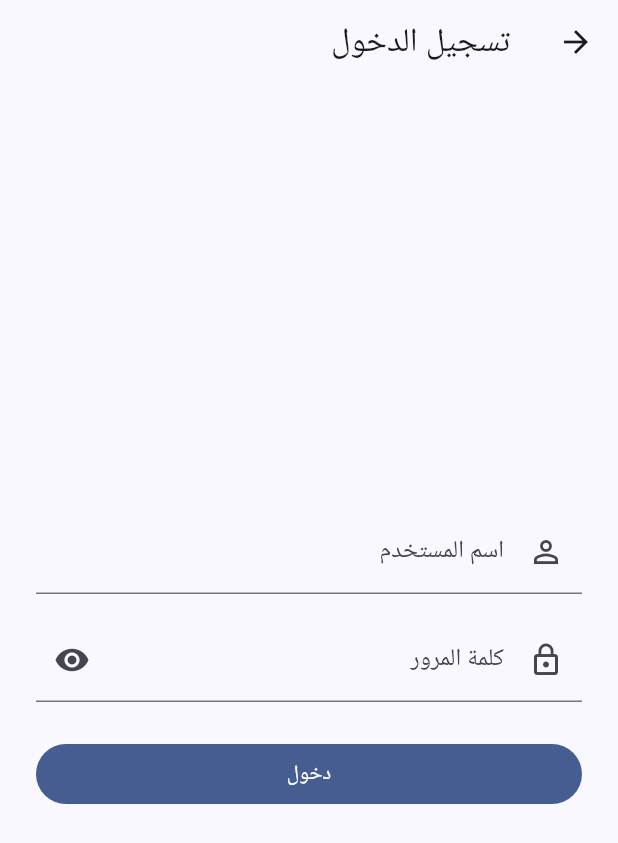
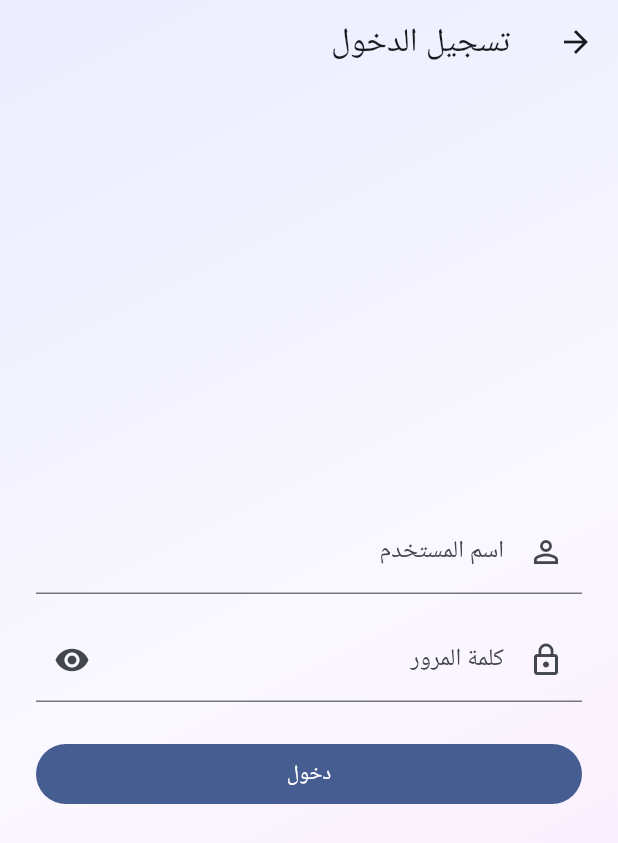
Before and after one commit to hasauino/family-tree, a Flutter app: the screen it shows after launch, after a tap on the "login" icon, on a phone screen of 412 x 824 dp. Shown: the top 843 px of the screen. Run offline on Flutter 3.47's test engine with Material 3 defaults, Android fonts, the light colour scheme and no system bars; our stand-ins replace shared_preferences; missing offline and left inert: graphview; network calls fail.

Commit message:
make action bar a pill bottm centered nice looking

```diff
--- a/mobile/lib/main.dart
+++ b/mobile/lib/main.dart
@@ -40,17 +40,21 @@ class FamilyTreeApp extends StatelessWidget {
       darkTheme: _buildTheme(
         ColorScheme.fromSeed(seedColor: seed, brightness: Brightness.dark),
       ),
+      builder: (context, child) => _GradientBackground(child: child),
       home: TreePage(auth: auth),
     );
   }
 
   /// A flat, left-aligned, transparent-app-bar look shared by every page so
   /// the chrome blends with the content instead of sitting in its own bar.
+  /// The scaffold background is transparent so [_GradientBackground] shows
+  /// through underneath every page.
   ThemeData _buildTheme(ColorScheme scheme) {
     return ThemeData(
       colorScheme: scheme,
       useMaterial3: true,
       splashFactory: InkSparkle.splashFactory,
+      scaffoldBackgroundColor: Colors.transparent,
       appBarTheme: AppBarTheme(
         centerTitle: false,
         elevation: 0,
@@ -62,3 +66,36 @@ class FamilyTreeApp extends StatelessWidget {
     );
   }
 }
+
+/// Paints a soft, theme-aware pastel gradient behind every page — a modern,
+/// very-light backdrop that the (now-transparent) scaffolds sit on top of.
+class _GradientBackground extends StatelessWidget {
+  const _GradientBackground({required this.child});
+
+  final Widget? child;
+
+  @override
+  Widget build(BuildContext context) {
+    final scheme = Theme.of(context).colorScheme;
+    return DecoratedBox(
+      decoration: BoxDecoration(
+        gradient: LinearGradient(
+          begin: Alignment.topLeft,
+          end: Alignment.bottomRight,
+          colors: [
+            Color.alphaBlend(
+              scheme.primaryContainer.withValues(alpha: 0.5),
+              scheme.surface,
+            ),
+            scheme.surface,
+            Color.alphaBlend(
+              scheme.tertiaryContainer.withValues(alpha: 0.5),
+              scheme.surface,
+            ),
+          ],
+        ),
+      ),
+      child: child,
+    );
+  }
+}
--- a/mobile/lib/tree/tree_page.dart
+++ b/mobile/lib/tree/tree_page.dart
@@ -1,4 +1,5 @@
 import 'dart:math' as math;
+import 'dart:ui' show ImageFilter;
 
 import 'package:flutter/material.dart';
 import 'package:graphview/GraphView.dart';
@@ -211,17 +212,74 @@ class _TreePageState extends State<TreePage> {
     );
   }
 
-  /// Wraps an app bar action in a circular, semi-transparent backdrop so it
-  /// reads as a floating button on the now-transparent bar.
-  Widget _circularAction(Widget child) {
+  /// Groups the page actions into a single frosted-glass, pill-shaped
+  /// floating bar — blurs whatever sits behind it so it reads as "glass"
+  /// over the gradient backdrop, rather than a flat tinted shape.
+  Widget _actionBar(AppStrings t) {
     final scheme = Theme.of(context).colorScheme;
-    return Padding(
+    return ClipRRect(
+      borderRadius: const BorderRadius.all(Radius.circular(999)),
+      child: BackdropFilter(
+        filter: ImageFilter.blur(sigmaX: 18, sigmaY: 18),
+        child: DecoratedBox(
+          decoration: BoxDecoration(
+            borderRadius: const BorderRadius.all(Radius.circular(999)),
+            color: scheme.surface.withValues(alpha: 0.4),
+            border: Border.all(color: scheme.onSurface.withValues(alpha: 0.08)),
+            boxShadow: [
+              BoxShadow(
+                color: Colors.black.withValues(alpha: 0.1),
+                blurRadius: 24,
+                offset: const Offset(0, 10),
+              ),
+            ],
+          ),
+          child: Material(
+            type: MaterialType.transparency,
+            child: Padding(
               padding: const EdgeInsets.symmetric(horizontal: 4),
-      child: Material(
-        shape: const CircleBorder(),
-        clipBehavior: Clip.antiAlias,
-        color: scheme.surfaceContainerHighest.withValues(alpha: 0.6),
-        child: child,
+              // IntrinsicHeight bounds the row to its tallest button instead
+              // of the loose (near-full-screen) height the floating Align
+              // offers — without it, VerticalDivider has nothing to size
+              // itself against and stretches the whole pill vertically.
+              child: IntrinsicHeight(
+                child: Row(
+                  mainAxisSize: MainAxisSize.min,
+                  children: [
+                    IconButton(
+                      tooltip: t.searchTooltip,
+                      icon: const Icon(Icons.search),
+                      onPressed: _openSearch,
+                    ),
+                    IconButton(
+                      tooltip: t.fitTreeTooltip,
+                      icon: const Icon(Icons.fit_screen),
+                      onPressed: _fitToWindow,
+                    ),
+                    IconButton(
+                      tooltip: t.reloadTooltip,
+                      icon: const Icon(Icons.refresh),
+                      onPressed: () {
+                        final id = _controller.rootId;
+                        if (id != null) _loadRootCentered(id);
+                      },
+                    ),
+                    VerticalDivider(
+                      width: 1,
+                      indent: 14,
+                      endIndent: 14,
+                      color: scheme.outlineVariant.withValues(alpha: 0.4),
+                    ),
+                    ListenableBuilder(
+                      listenable: widget.auth,
+                      builder: (context, _) => _buildAccountMenu(t),
+                    ),
+                  ],
+                ),
+              ),
+            ),
+          ),
+        ),
       ),
     );
   }
@@ -230,48 +288,18 @@ class _TreePageState extends State<TreePage> {
   Widget build(BuildContext context) {
     final t = AppStrings.of(context);
     return Scaffold(
-      appBar: AppBar(
-        actions: [
-          _circularAction(
-            IconButton(
-              tooltip: t.searchTooltip,
-              icon: const Icon(Icons.search),
-              onPressed: _openSearch,
-            ),
-          ),
-          _circularAction(
-            IconButton(
-              tooltip: t.fitTreeTooltip,
-              icon: const Icon(Icons.fit_screen),
-              onPressed: _fitToWindow,
-            ),
-          ),
-          _circularAction(
-            IconButton(
-              tooltip: t.reloadTooltip,
-              icon: const Icon(Icons.refresh),
-              onPressed: () {
-                final id = _controller.rootId;
-                if (id != null) _loadRootCentered(id);
-              },
-            ),
-          ),
-          _circularAction(
-            ListenableBuilder(
-              listenable: widget.auth,
-              builder: (context, _) => _buildAccountMenu(t),
-            ),
-          ),
-          const SizedBox(width: 4),
-        ],
-      ),
-      body: ListenableBuilder(
+      body: SafeArea(
+        child: Stack(
+          children: [
+            Positioned.fill(
+              child: ListenableBuilder(
                 listenable: _controller,
                 builder: (context, _) {
                   if (_controller.loading) {
                     return const Center(child: CircularProgressIndicator());
                   }
-          if (_controller.error != null && _controller.graph.nodeCount() == 0) {
+                  if (_controller.error != null &&
+                      _controller.graph.nodeCount() == 0) {
                     return _ErrorView(
                       error: _controller.error!,
                       onRetry: () => _controller.loadRoot(
@@ -284,6 +312,17 @@ class _TreePageState extends State<TreePage> {
                   }
                   return _buildGraph();
                 },
+              ),
+            ),
+            Align(
+              alignment: Alignment.bottomCenter,
+              child: Padding(
+                padding: const EdgeInsets.only(bottom: 16),
+                child: _actionBar(t),
+              ),
+            ),
+          ],
+        ),
       ),
     );
   }
```
Lines whose indentation alone changed are shown as unchanged.
